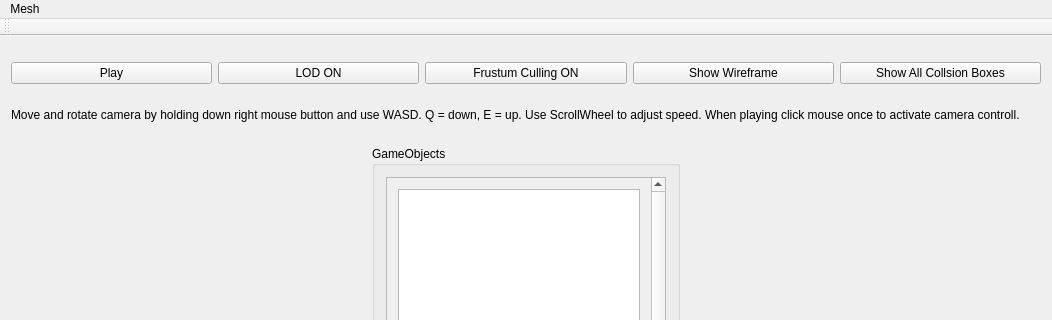
FredrikEik/Game_Engine_Architecture, file mainwindow.ui: the form before one commit; both pictures show x 0 to 1052 and y 0 to 320 of the 1052 by 945 pixel window.
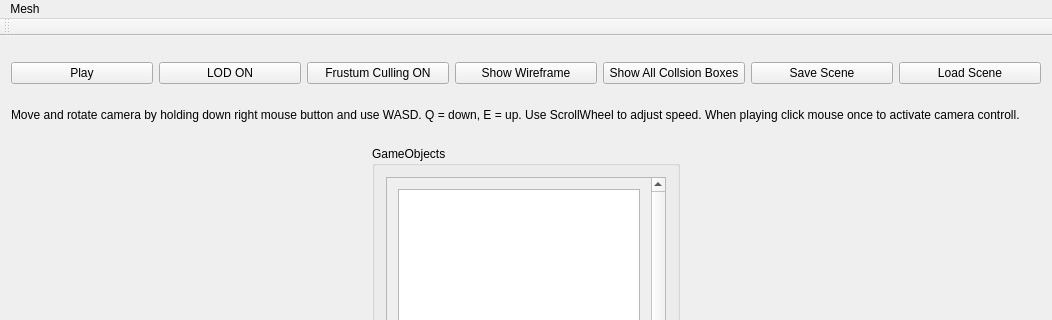
The form after the commit.

Commit message:
Saving and Loading scene to Json file working
All objects using the phong shader use the same texture atm...
Texture resource handler next.
Then implement texture saving, but should be easy now.

```diff
--- a/mainwindow.ui
+++ b/mainwindow.ui
@@ -70,6 +70,20 @@
         </property>
        </widget>
       </item>
+      <item>
+       <widget class="QPushButton" name="saveScene">
+        <property name="text">
+         <string>Save Scene</string>
+        </property>
+       </widget>
+      </item>
+      <item>
+       <widget class="QPushButton" name="loadScene">
+        <property name="text">
+         <string>Load Scene</string>
+        </property>
+       </widget>
+      </item>
      </layout>
     </item>
     <item>
```
The commit also changes 6 other files.
